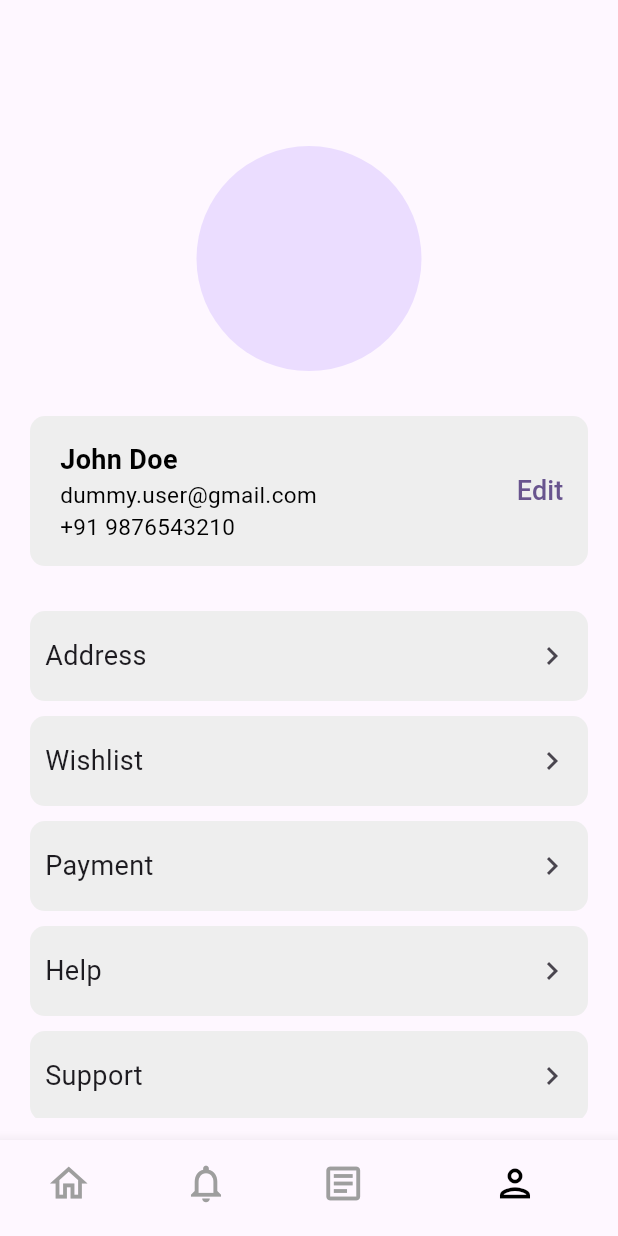
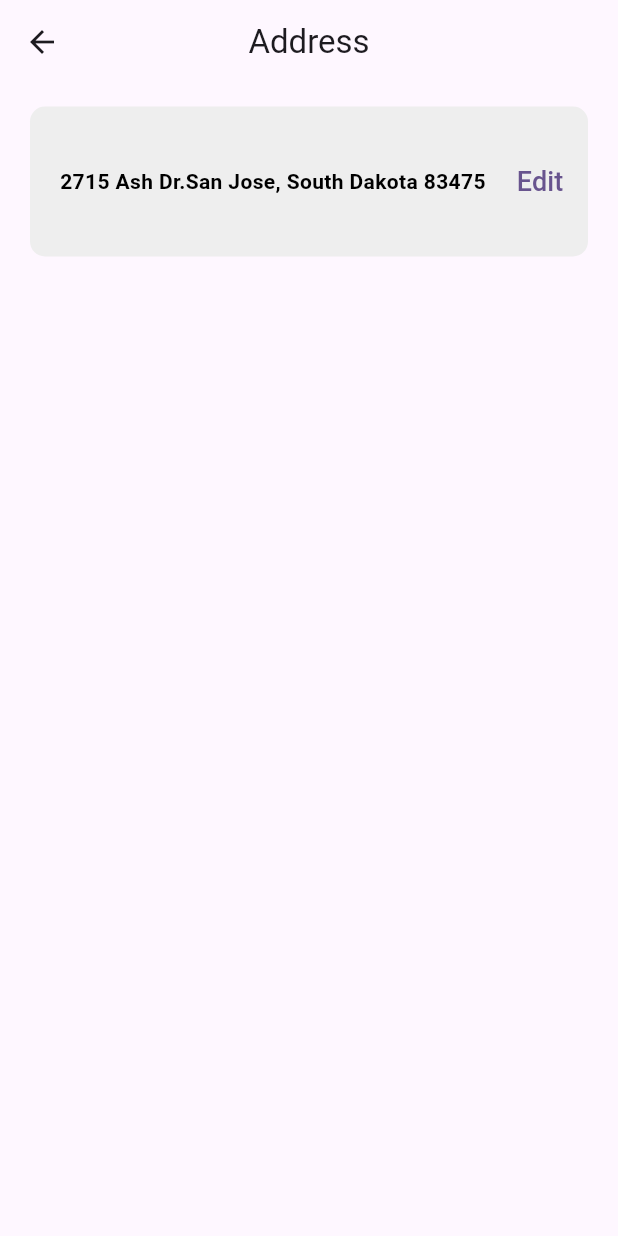
Before and after one commit to mahesh-bora/Ecommerce-App, a Flutter app: the screen it shows after launch, item 4 of the bottom bar chosen, after a tap on the "navigate next" icon, on a phone screen of 412 x 824 dp. Run offline on Flutter 3.47's test engine with Material 3 defaults, Android fonts, the phone set to English and light mode, and no system bars.

Commit message:
Added address_page

```diff
--- a/lib/main.dart
+++ b/lib/main.dart
@@ -1,4 +1,9 @@
+import 'package:ecommerce_app/screens/address_page.dart';
+import 'package:ecommerce_app/screens/help_page.dart';
 import 'package:ecommerce_app/screens/home_page.dart';
+import 'package:ecommerce_app/screens/payment_page.dart';
+import 'package:ecommerce_app/screens/support_page.dart';
+import 'package:ecommerce_app/screens/wishlist_page.dart';
 import 'package:flutter/material.dart';
 
 void main() {
@@ -17,7 +22,16 @@ class MyApp extends StatelessWidget {
         colorScheme: ColorScheme.fromSeed(seedColor: Colors.deepPurple),
         useMaterial3: true,
       ),
-      home: HomePage(),
+      // home: HomePage(),
+      initialRoute: '/',
+      routes: {
+        '/': (context) => HomePage(),
+        '/address': (context) => AddressScreen(),
+        '/wishlist': (context) => WishlistScreen(),
+        '/payment': (context) => PaymentScreen(),
+        '/help': (context) => HelpScreen(),
+        '/support': (context) => SupportScreen(),
+      },
     );
   }
 }
--- /dev/null
+++ b/lib/screens/address_page.dart
@@ -0,0 +1,55 @@
+import 'package:flutter/material.dart';
+
+class AddressScreen extends StatelessWidget {
+  @override
+  Widget build(BuildContext context) {
+    return Scaffold(
+      appBar: AppBar(
+        centerTitle: true,
+        title: Text('Address'),
+      ),
+      body: Padding(
+        padding: const EdgeInsetsDirectional.symmetric(
+            horizontal: 20.0, vertical: 15.0),
+        child: SingleChildScrollView(
+          child: Container(
+            height: 100,
+            width: double.infinity,
+            decoration: BoxDecoration(
+              borderRadius: BorderRadius.circular(10),
+              color: Colors.grey[200],
+            ),
+            child: Row(
+              mainAxisAlignment: MainAxisAlignment.spaceBetween,
+              children: [
+                //user details
+                const Padding(
+                  padding: EdgeInsets.only(left: 20.0),
+                  child: Text(
+                    overflow: TextOverflow.visible,
+                    '2715 Ash Dr.San Jose, South Dakota 83475',
+                    style: TextStyle(
+                      color: Colors.black,
+                      //fontSize: 1,
+                      fontWeight: FontWeight.bold,
+                    ),
+                  ),
+                ),
+
+                //edit button
+                TextButton(
+                    onPressed: () {},
+                    child: const Text(
+                      'Edit',
+                      style: TextStyle(
+                        fontSize: 18,
+                      ),
+                    )),
+              ],
+            ),
+          ),
+        ),
+      ),
+    );
+  }
+}
--- a/lib/screens/home_page.dart
+++ b/lib/screens/home_page.dart
@@ -65,7 +65,7 @@ class _HomePageState extends State<HomePage> {
             _currentIndex = index;
           });
         },
-        children: const [
+        children: [
           // Add your pages here
           Placeholder(), // Home Page
           Placeholder(), // Notification Page
--- a/lib/screens/setting_page.dart
+++ b/lib/screens/setting_page.dart
@@ -16,6 +16,8 @@ class SettingPage extends StatelessWidget {
           mainAxisAlignment: MainAxisAlignment.center,
           children: [
             SizedBox(height: MediaQuery.of(context).size.height * 0.1),
+
+            //user profile
             const SizedBox(
               height: 150,
               width: 150,
@@ -23,6 +25,8 @@ class SettingPage extends StatelessWidget {
                 radius: 50,
               ),
             ),
+
+            //user details
             const SizedBox(height: 30),
             Container(
               height: 100,
@@ -81,17 +85,25 @@ class SettingPage extends StatelessWidget {
                 ],
               ),
             ),
+
+            //buttons
             const SizedBox(height: 30),
-            CustomButton(title: 'Address'),
+            CustomButton(title: 'Address', navigateToRoute: '/address'),
+
             const SizedBox(height: 10),
-            CustomButton(title: 'Wishlist'),
+            CustomButton(title: 'Wishlist', navigateToRoute: '/wishlist'),
+
             const SizedBox(height: 10),
-            CustomButton(title: 'Payment'),
+            CustomButton(title: 'Payment', navigateToRoute: '/payment'),
+
             const SizedBox(height: 10),
-            CustomButton(title: 'Help'),
+            CustomButton(title: 'Help', navigateToRoute: '/help'),
+
             const SizedBox(height: 10),
-            CustomButton(title: 'Support'),
+            CustomButton(title: 'Support', navigateToRoute: '/support'),
+
             const SizedBox(height: 10),
+            //sign out button
             TextButton(
               onPressed: () {},
               child: const Text(
--- a/lib/widgets/custom_buttom.dart
+++ b/lib/widgets/custom_buttom.dart
@@ -2,9 +2,10 @@ import 'package:flutter/cupertino.dart';
 import 'package:flutter/material.dart';
 
 class CustomButton extends StatelessWidget {
-  CustomButton({super.key, required this.title});
+  CustomButton({super.key, required this.title, required this.navigateToRoute});
 
   String title;
+  final String navigateToRoute;
 
   @override
   Widget build(BuildContext context) {
@@ -21,6 +22,7 @@ class CustomButton extends StatelessWidget {
             Padding(
               padding: const EdgeInsets.only(left: 10.0),
               child: Text(
+                //title of the button
                 title,
                 style: TextStyle(
                   fontSize: 18,
@@ -28,7 +30,10 @@ class CustomButton extends StatelessWidget {
               ),
             ),
             IconButton(
-              onPressed: () {},
+              onPressed: () {
+                //Navigate to next screen
+                Navigator.pushNamed(context, navigateToRoute);
+              },
               icon: const Icon(
                 Icons.navigate_next_outlined,
               ),
```
Also changed, not shown: lib/screens/help_page.dart (added, +15 -0 lines), lib/screens/payment_page.dart (added, +15 -0 lines), lib/screens/support_page.dart (added, +15 -0 lines), lib/screens/wishlist_page.dart (added, +15 -0 lines).
